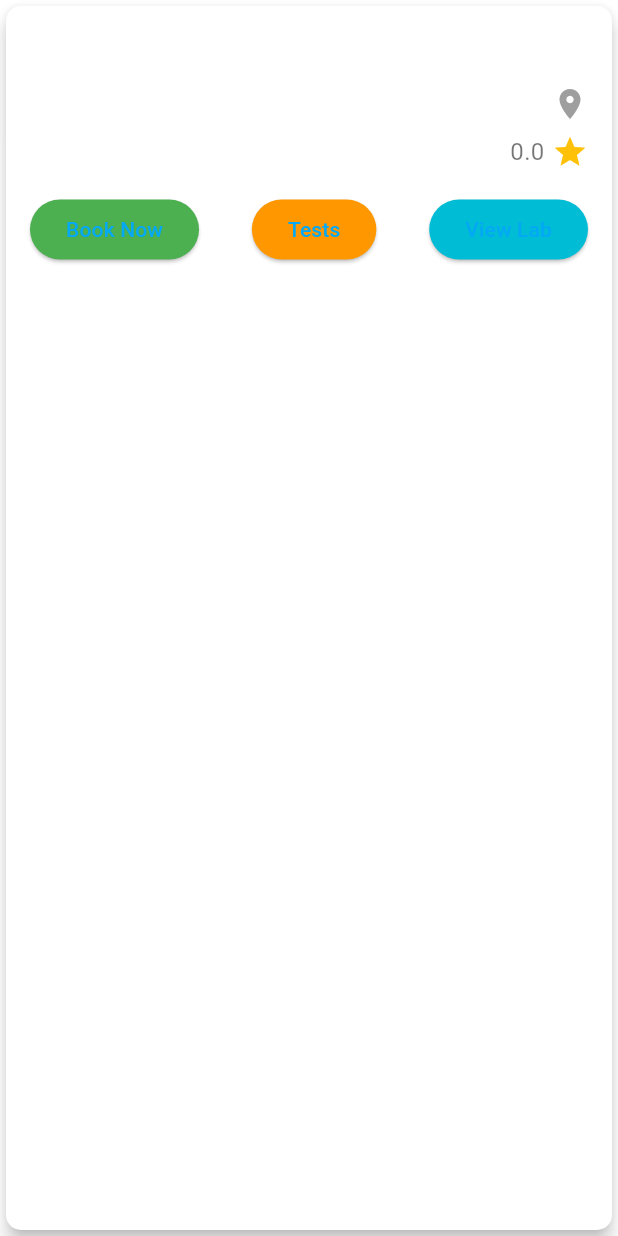
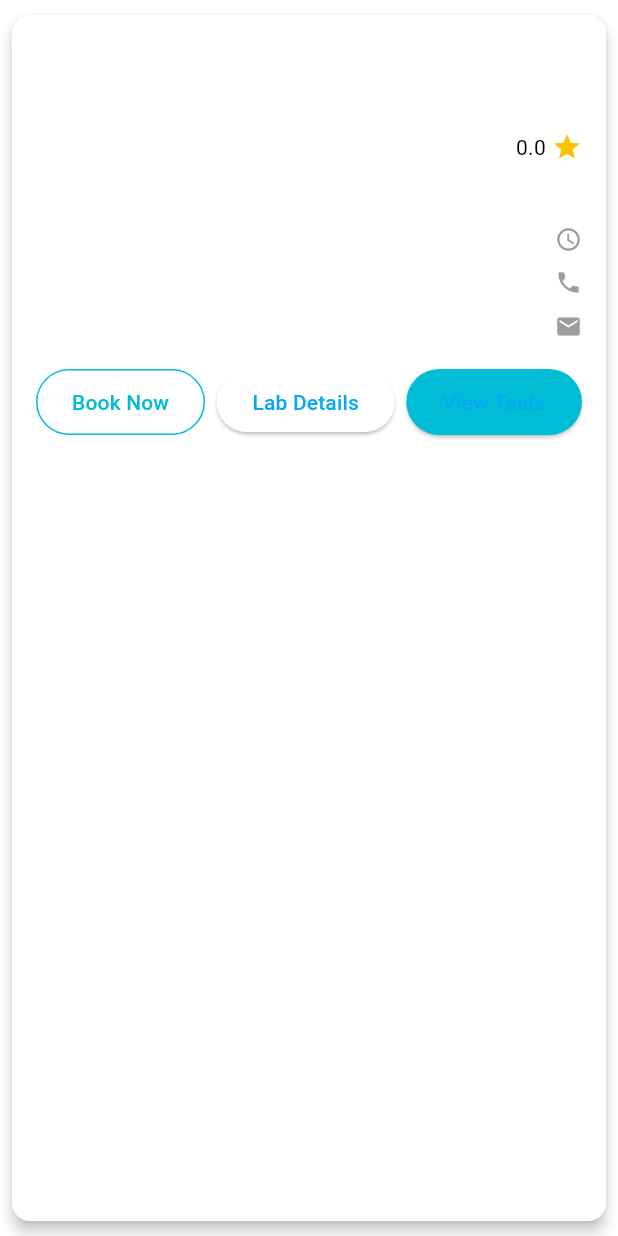
Before and after one commit to muneeb6624/MyLabGo, a Flutter app: the CustomLabCard widget shown alone on an empty page, opened directly with empty values, on a phone screen of 412 x 824 dp. Run offline on Flutter 3.47's test engine with Material 3 defaults, Android fonts, the phone set to English and light mode, and no system bars; our stand-ins replace google_fonts; generated files the repository leaves out were written again; network calls fail.

Commit message:
Added files and folders for screens and new widgets.

```diff
--- a/lib/data/test_data.dart
+++ b/lib/data/test_data.dart
@@ -1,42 +1,42 @@
-// lib/data/test_data.dart
+// // lib/data/test_data.dart
 
-class TestData {
-  final String name;
-  final double price;
-  final String duration;
-  final String description;
+// class TestData {
+//   final String name;
+//   final double price;
+//   final String duration;
+//   final String description;
 
-  TestData({
-    required this.name,
-    required this.price,
-    required this.duration,
-    required this.description,
-  });
-}
+//   TestData({
+//     required this.name,
+//     required this.price,
+//     required this.duration,
+//     required this.description,
+//   });
+// }
 
-final List<TestData> sampleTests = [
-  TestData(
-    name: 'Complete Blood Count (CBC)',
-    price: 20.0,
-    duration: '1 day',
-    description: 'Evaluates overall health and detects various disorders.',
-  ),
-  TestData(
-    name: 'Lipid Profile',
-    price: 30.0,
-    duration: '1 day',
-    description: 'Measures cholesterol and triglycerides in the blood.',
-  ),
-  TestData(
-    name: 'Liver Function Test (LFT)',
-    price: 25.0,
-    duration: '1 day',
-    description: 'Assesses liver health with protein, enzyme, and bilirubin levels.',
-  ),
-  TestData(
-    name: 'Thyroid Function Test',
-    price: 35.0,
-    duration: '1 day',
-    description: 'Checks the functioning of the thyroid gland.',
-  ),
-];
+// final List<TestData> sampleTests = [
+//   TestData(
+//     name: 'Complete Blood Count (CBC)',
+//     price: 20.0,
+//     duration: '1 day',
+//     description: 'Evaluates overall health and detects various disorders.',
+//   ),
+//   TestData(
+//     name: 'Lipid Profile',
+//     price: 30.0,
+//     duration: '1 day',
+//     description: 'Measures cholesterol and triglycerides in the blood.',
+//   ),
+//   TestData(
+//     name: 'Liver Function Test (LFT)',
+//     price: 25.0,
+//     duration: '1 day',
+//     description: 'Assesses liver health with protein, enzyme, and bilirubin levels.',
+//   ),
+//   TestData(
+//     name: 'Thyroid Function Test',
+//     price: 35.0,
+//     duration: '1 day',
+//     description: 'Checks the functioning of the thyroid gland.',
+//   ),
+// ];
--- a/lib/screens/tests_screen.dart
+++ b/lib/screens/tests_screen.dart
@@ -1,7 +1,8 @@
 // lib/screens/tests_screen.dart
 import 'package:flutter/material.dart';
 import '../widgets/custom_tests_card.dart';
-import '../data/test_data.dart'; // <-- 👈 important import
+//import '../data/test_data.dart';
+import '../screens/lab_details.dart';
 
 class TestsScreen extends StatelessWidget {
   final String labName;
--- a/lib/widgets/custom-lab-card.dart
+++ b/lib/widgets/custom-lab-card.dart
@@ -1,30 +1,30 @@
+// lib/widgets/custom_lab_card.dart
+
 import 'package:flutter/material.dart';
 import '../screens/lab_details.dart';
-import '../screens/tests_screen.dart';
-
 
 class CustomLabCard extends StatelessWidget {
   final String labName;
-  final String? labImageUrl;
   final String location;
   final double rating;
   final String about;
   final String openingHours;
   final String contactNumber;
   final String email;
+  final List<TestData> availableTests; // ✅ New field
   final VoidCallback onViewTests;
   final VoidCallback onBookNow;
 
   const CustomLabCard({
     Key? key,
     required this.labName,
-    this.labImageUrl,
     required this.location,
     required this.rating,
     required this.about,
     required this.openingHours,
     required this.contactNumber,
     required this.email,
+    required this.availableTests, // ✅ Required parameter
     required this.onViewTests,
     required this.onBookNow,
   }) : super(key: key);
@@ -32,10 +32,9 @@ class CustomLabCard extends StatelessWidget {
   @override
   Widget build(BuildContext context) {
     return Card(
-      elevation: 5,
-      shape: RoundedRectangleBorder(
-        borderRadius: BorderRadius.circular(10),
-      ),
+      margin: const EdgeInsets.symmetric(vertical: 10, horizontal: 8),
+      elevation: 4,
+      shape: RoundedRectangleBorder(borderRadius: BorderRadius.circular(12)),
       child: Padding(
         padding: const EdgeInsets.all(16.0),
         child: Column(
@@ -43,46 +42,67 @@ class CustomLabCard extends StatelessWidget {
           children: [
             Text(
               labName,
-              style: const TextStyle(
-                fontSize: 20,
-                fontWeight: FontWeight.bold,
-                color: Colors.cyan,
-              ),
+              style: const TextStyle(fontSize: 20, fontWeight: FontWeight.bold),
+            ),
+            const SizedBox(height: 4),
+
+            Text(location, style: const TextStyle(color: Colors.grey)),
+            const SizedBox(height: 8),
+
+            Row(
+              children: [
+                const Icon(Icons.star, color: Colors.amber, size: 20),
+                const SizedBox(width: 4),
+                Text(rating.toStringAsFixed(1)),
+              ],
+            ),
+            const SizedBox(height: 12),
+
+            Text(
+              about,
+              style: const TextStyle(fontSize: 14),
             ),
             const SizedBox(height: 8),
+
             Row(
               children: [
-                const Icon(Icons.location_on, color: Colors.grey),
-                const SizedBox(width: 5),
-                Expanded(
-                  child: Text(
-                    location,
-                    style: const TextStyle(
-                      fontSize: 16,
-                      color: Colors.black54,
-                    ),
-                  ),
-                ),
+                const Icon(Icons.access_time, size: 18, color: Colors.grey),
+                const SizedBox(width: 4),
+                Text(openingHours),
               ],
             ),
             const SizedBox(height: 8),
+
             Row(
               children: [
-                const Icon(Icons.star, color: Colors.amber),
-                const SizedBox(width: 5),
-                Text(
-                  rating.toStringAsFixed(1),
-                  style: const TextStyle(
-                    fontSize: 16,
-                    color: Colors.black54,
-                  ),
-                ),
+                const Icon(Icons.phone, size: 18, color: Colors.grey),
+                const SizedBox(width: 4),
+                Text(contactNumber),
+              ],
+            ),
+            const SizedBox(height: 8),
+
+            Row(
+              children: [
+                const Icon(Icons.email, size: 18, color: Colors.grey),
+                const SizedBox(width: 4),
+                Text(email),
               ],
             ),
             const SizedBox(height: 16),
+
             Row(
               mainAxisAlignment: MainAxisAlignment.spaceBetween,
               children: [
+                ElevatedButton(
+                  style: ElevatedButton.styleFrom(
+                    backgroundColor: Colors.cyan,
+                    padding: const EdgeInsets.symmetric(horizontal: 24, vertical: 12),
+                  ),
+                  onPressed: onViewTests,
+                  child: const Text('View Tests'),
+                ),
+
                 ElevatedButton(
                   onPressed: () {
                     Navigator.push(
@@ -90,44 +110,28 @@ class CustomLabCard extends StatelessWidget {
                       MaterialPageRoute(
                         builder: (context) => LabDetailsScreen(
                           labName: labName,
-                          labImageUrl: labImageUrl,
+                          labImageUrl: 'https://media.istockphoto.com/id/493302504/photo/testing-substances.jpg?s=612x612&w=0&k=20&c=zxRr8On95eALl__Ff06rasZZt6oOud8gGH0_8GFRTH8=',
                           location: location,
                           rating: rating,
                           about: about,
                           openingHours: openingHours,
                           contactNumber: contactNumber,
                           email: email,
+                          availableTests: availableTests, // ✅ Fix: pass it here
                         ),
                       ),
                     );
                   },
-                  style: ElevatedButton.styleFrom(
-                    backgroundColor: Colors.cyan,
+                  child: const Text('Lab Details'),
+                ),
+
+                OutlinedButton(
+                  style: OutlinedButton.styleFrom(
+                    foregroundColor: Colors.cyan,
+                    side: const BorderSide(color: Colors.cyan),
+                    padding: const EdgeInsets.symmetric(horizontal: 24, vertical: 12),
                   ),
-                  child: const Text('View Lab'),
-                ),
-                ElevatedButton(
-                  onPressed: () {
-                  Navigator.push(
-                    context,
-                    MaterialPageRoute(
-                    builder: (context) => TestsScreen(
-                      labName: labName,
-                      tests: [], // Pass the appropriate list of TestData here
-                    ),
-                    ),
-                  );
-                  },
-                  style: ElevatedButton.styleFrom(
-                  backgroundColor: Colors.orange,
-                  ),
-                  child: const Text('Tests'),
-                ),
-                ElevatedButton(
                   onPressed: onBookNow,
-                  style: ElevatedButton.styleFrom(
-                    backgroundColor: Colors.green,
-                  ),
                   child: const Text('Book Now'),
                 ),
               ],
```
Also changed, not shown: lib/screens/home.dart (+38 -15 lines), lib/screens/lab_details.dart (+9 -37 lines).
